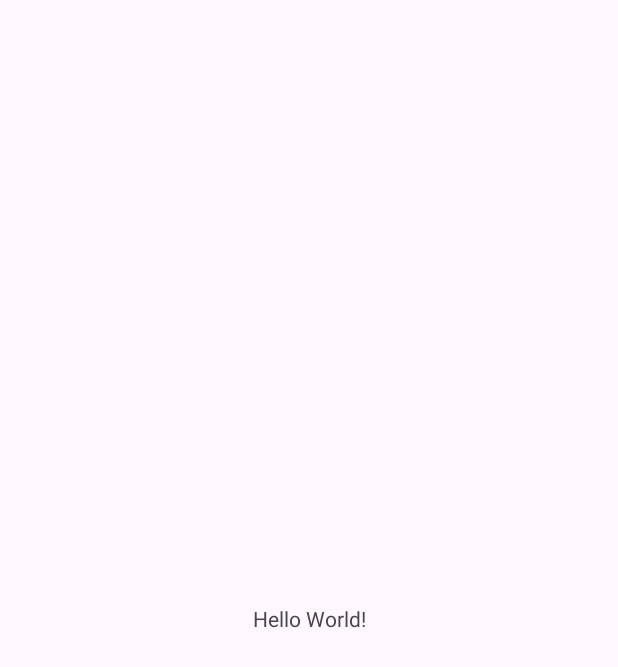
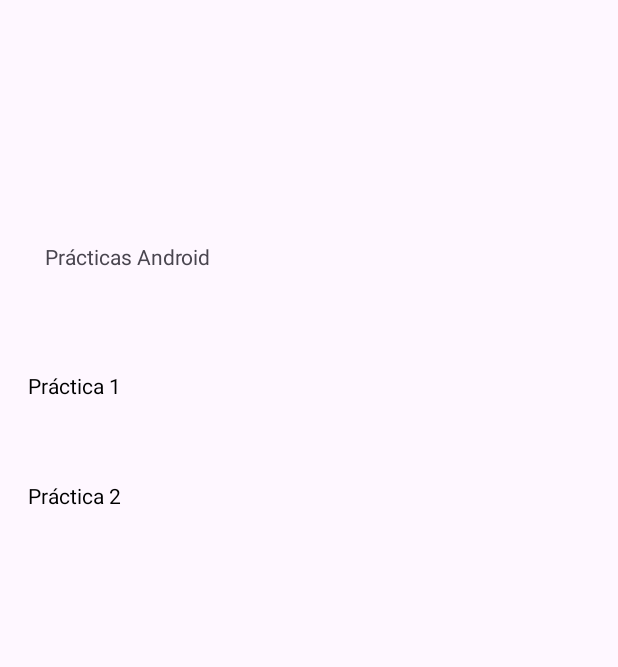
Before and after one commit to leomenvn/kotlinVN, an Android app: the screen it shows after launch (MainActivity), on a phone screen of 412 x 824 dp. Before the commit the part shown is almost empty. Shown: the top 667 px of the screen. Run offline under Robolectric (Android 15) with nearby library versions, the phone set to English and light mode, and no system bars.

Commit message:
pantalla principal en XML

```diff
--- a/app/src/main/AndroidManifest.xml
+++ b/app/src/main/AndroidManifest.xml
@@ -13,7 +13,7 @@
         android:theme="@style/Theme.Iberdrola"
         tools:targetApi="31">
         <activity
-            android:name=".MainActivity"
+            android:name=".ui.MainActivity"
             android:exported="true">
             <intent-filter>
                 <action android:name="android.intent.action.MAIN" />
--- a/app/src/main/java/com/example/iberdrola/MainActivity.kt
+++ b/app/src/main/java/com/example/iberdrola/ui/MainActivity.kt
@@ -1,10 +1,11 @@
-package com.example.iberdrola
+package com.example.iberdrola.ui
 
 import android.os.Bundle
 import androidx.activity.enableEdgeToEdge
 import androidx.appcompat.app.AppCompatActivity
 import androidx.core.view.ViewCompat
 import androidx.core.view.WindowInsetsCompat
+import com.example.iberdrola.R
 
 class MainActivity : AppCompatActivity() {
     override fun onCreate(savedInstanceState: Bundle?) {
--- a/app/src/main/res/layout/activity_main.xml
+++ b/app/src/main/res/layout/activity_main.xml
@@ -5,15 +5,57 @@
     android:id="@+id/main"
     android:layout_width="match_parent"
     android:layout_height="match_parent"
-    tools:context=".MainActivity">
+    tools:context=".ui.MainActivity">
 
     <TextView
-        android:layout_width="wrap_content"
-        android:layout_height="wrap_content"
-        android:text="Hello World!"
-        app:layout_constraintBottom_toBottomOf="parent"
+        android:id="@+id/textView"
+        android:layout_width="148dp"
+        android:layout_height="35dp"
+        android:layout_marginStart="10dp"
+        android:layout_marginTop="153dp"
+        android:layout_marginEnd="253dp"
+        android:gravity="center"
+        android:text="@string/appname"
         app:layout_constraintEnd_toEndOf="parent"
         app:layout_constraintStart_toStartOf="parent"
         app:layout_constraintTop_toTopOf="parent" />
 
+    <Button
+        android:id="@+id/botonPR1"
+        style="@style/Widget.MaterialComponents.Button.TextButton"
+        android:layout_width="390dp"
+        android:layout_height="48dp"
+        android:scaleType="centerInside"
+        android:gravity="start"
+        android:layout_marginStart="10dp"
+        android:layout_marginTop="27dp"
+        android:layout_marginEnd="11dp"
+        android:layout_marginBottom="2dp"
+        android:text="@string/botonPR1"
+        android:textAppearance="@style/TextAppearance.AppCompat.Body1"
+        android:textColor="@color/black"
+        app:iconTint="@color/white"
+        app:layout_constraintBottom_toTopOf="@+id/botonPR2"
+        app:layout_constraintEnd_toEndOf="parent"
+        app:layout_constraintStart_toStartOf="parent"
+        app:layout_constraintTop_toBottomOf="@+id/textView" />
+
+    <Button
+        android:id="@+id/botonPR2"
+        style="@style/Widget.MaterialComponents.Button.TextButton"
+        android:layout_width="390dp"
+        android:layout_height="48dp"
+        android:layout_marginStart="10dp"
+        android:layout_marginTop="2dp"
+        android:gravity="start"
+        android:text="@string/botonPR2"
+        android:layout_marginEnd="11dp"
+        android:layout_marginBottom="444dp"
+        android:textAppearance="@style/TextAppearance.AppCompat.Body1"
+        android:textColor="@color/black"
+        app:layout_constraintBottom_toBottomOf="parent"
+        app:layout_constraintEnd_toEndOf="parent"
+        app:layout_constraintStart_toStartOf="parent"
+        app:layout_constraintTop_toBottomOf="@+id/botonPR1" />
+
 </androidx.constraintlayout.widget.ConstraintLayout>
--- a/app/src/main/res/values/strings.xml
+++ b/app/src/main/res/values/strings.xml
@@ -1,3 +1,6 @@
 <resources>
     <string name="app_name">Iberdrola</string>
+    <string name="appname">Prácticas Android</string>
+    <string name="botonPR1">Práctica 1</string>
+    <string name="botonPR2">Práctica 2</string>
 </resources>
```
